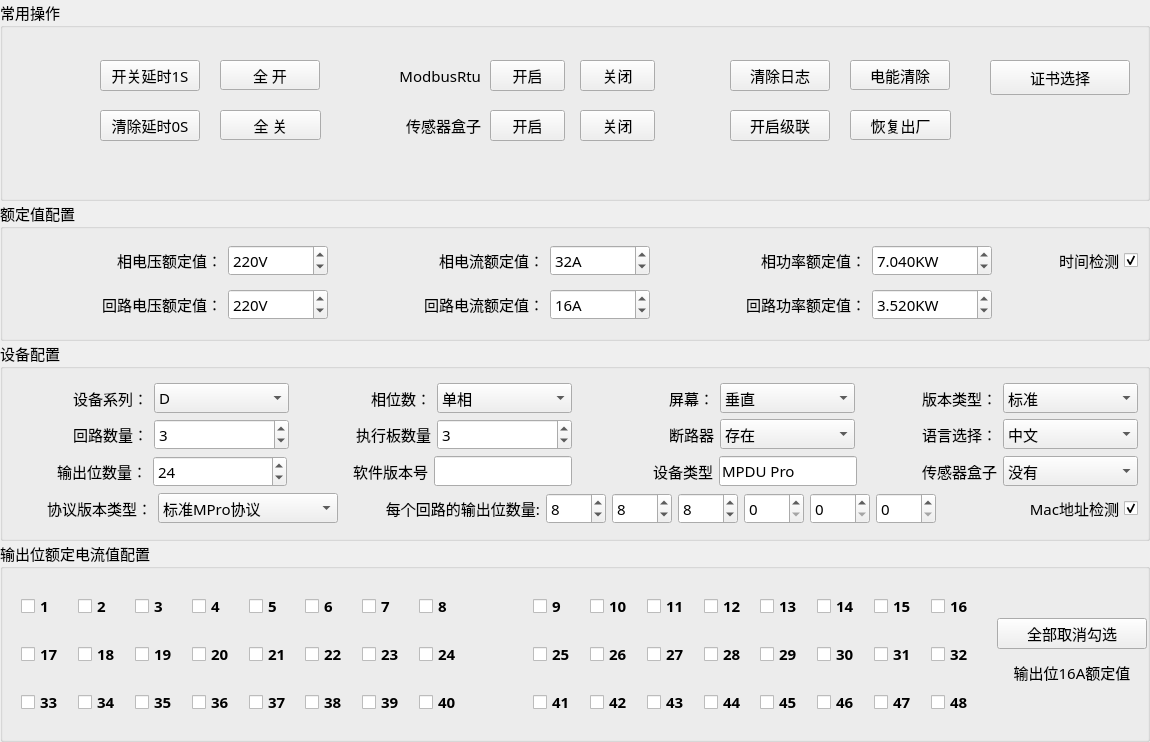
Above: mpro_qc/home/home_devwid.ui from ChinaClever/MPro-Tools before the change. Below: the same form after it.
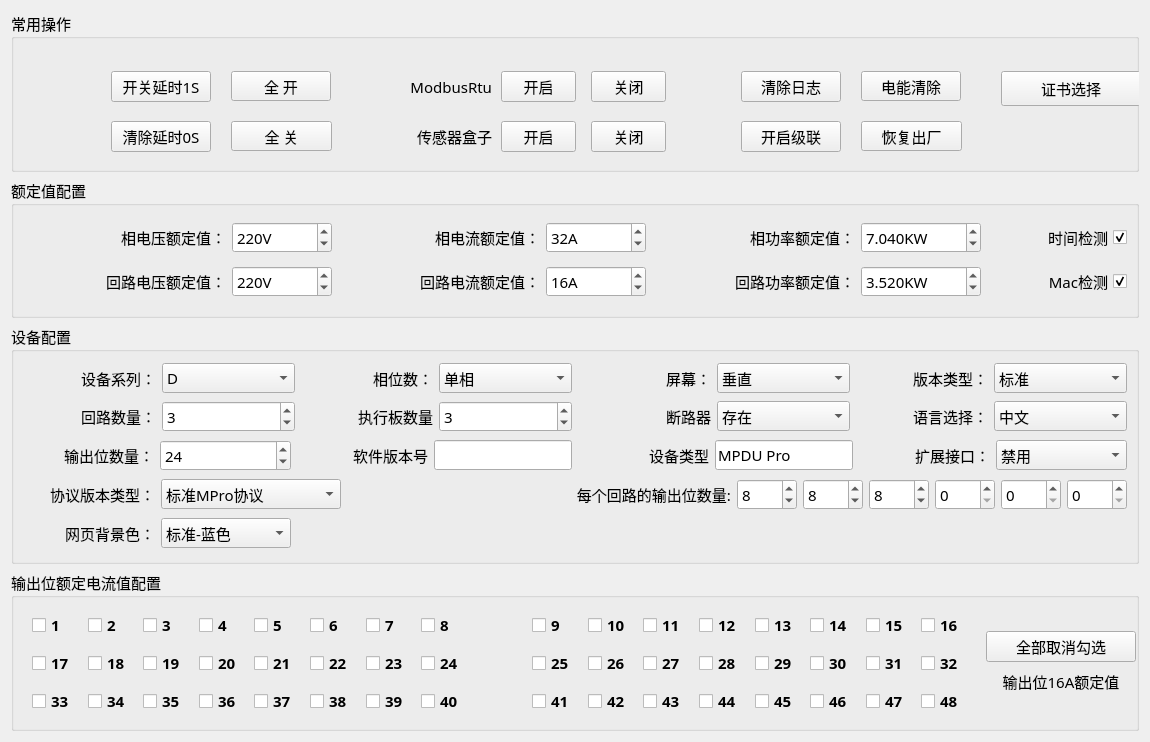
That is the form after the change.

```diff
--- a/mpro_qc/home/home_devwid.ui
+++ b/mpro_qc/home/home_devwid.ui
@@ -20,21 +20,6 @@
    <string>Form</string>
   </property>
   <layout class="QGridLayout" name="gridLayout_6">
-   <property name="leftMargin">
-    <number>0</number>
-   </property>
-   <property name="topMargin">
-    <number>0</number>
-   </property>
-   <property name="rightMargin">
-    <number>0</number>
-   </property>
-   <property name="bottomMargin">
-    <number>0</number>
-   </property>
-   <property name="spacing">
-    <number>0</number>
-   </property>
    <item row="0" column="0">
     <widget class="QGroupBox" name="groupBox_1">
      <property name="title">
@@ -354,25 +339,6 @@
         </property>
        </widget>
       </item>
-      <item row="0" column="6">
-       <widget class="QCheckBox" name="timeCheckBox">
-        <property name="maximumSize">
-         <size>
-          <width>140</width>
-          <height>16777215</height>
-         </size>
-        </property>
-        <property name="layoutDirection">
-         <enum>Qt::RightToLeft</enum>
-        </property>
-        <property name="text">
-         <string>时间检测</string>
-        </property>
-        <property name="checked">
-         <bool>true</bool>
-        </property>
-       </widget>
-      </item>
       <item row="1" column="0">
        <widget class="QLabel" name="label_13">
         <property name="text">
@@ -460,11 +426,52 @@
         </property>
        </widget>
       </item>
+      <item row="1" column="6">
+       <widget class="QCheckBox" name="MacBox">
+        <property name="contextMenuPolicy">
+         <enum>Qt::NoContextMenu</enum>
+        </property>
+        <property name="layoutDirection">
+         <enum>Qt::RightToLeft</enum>
+        </property>
+        <property name="text">
+         <string>Mac检测</string>
+        </property>
+        <property name="checked">
+         <bool>true</bool>
+        </property>
+       </widget>
+      </item>
+      <item row="0" column="6">
+       <widget class="QCheckBox" name="timeCheckBox">
+        <property name="maximumSize">
+         <size>
+          <width>140</width>
+          <height>16777215</height>
+         </size>
+        </property>
+        <property name="layoutDirection">
+         <enum>Qt::RightToLeft</enum>
+        </property>
+        <property name="text">
+         <string>时间检测</string>
+        </property>
+        <property name="checked">
+         <bool>true</bool>
+        </property>
+       </widget>
+      </item>
      </layout>
     </widget>
    </item>
    <item row="2" column="0">
     <widget class="QGroupBox" name="groupBox_3">
+     <property name="minimumSize">
+      <size>
+       <width>0</width>
+       <height>240</height>
+      </size>
+     </property>
      <property name="font">
       <font>
        <family>微软雅黑</family>
@@ -474,8 +481,6 @@
      <property name="title">
       <string>设备配置</string>
      </property>
-     <layout class="QGridLayout" name="gridLayout_7">
-      <item row="0" column="0">
        <layout class="QGridLayout" name="gridLayout_4">
         <item row="0" column="0">
          <layout class="QGridLayout" name="gridLayout">
@@ -571,6 +576,16 @@
               <string>水平</string>
              </property>
             </item>
+          <item>
+           <property name="text">
+            <string>垂直翻转</string>
+           </property>
+          </item>
+          <item>
+           <property name="text">
+            <string>水平翻转</string>
+           </property>
+          </item>
            </widget>
           </item>
           <item row="0" column="4">
@@ -749,7 +764,7 @@
           <item>
            <widget class="QLabel" name="label_19">
             <property name="text">
-             <string>传感器盒子</string>
+           <string>扩展接口：</string>
             </property>
             <property name="alignment">
              <set>Qt::AlignRight|Qt::AlignTrailing|Qt::AlignVCenter</set>
@@ -760,12 +775,17 @@
            <widget class="QComboBox" name="sensorBox">
             <item>
              <property name="text">
-              <string>没有</string>
+            <string>禁用</string>
              </property>
             </item>
             <item>
              <property name="text">
-              <string>存在</string>
+            <string>传感器盒子</string>
+           </property>
+          </item>
+          <item>
+           <property name="text">
+            <string>电子门锁</string>
              </property>
             </item>
            </widget>
@@ -773,12 +793,12 @@
          </layout>
         </item>
         <item row="3" column="0">
-         <layout class="QHBoxLayout" name="horizontalLayout">
+       <layout class="QHBoxLayout" name="horizontalLayout_2">
           <item>
-           <widget class="QLabel" name="label_26">
+         <widget class="QLabel" name="label_28">
             <property name="maximumSize">
              <size>
-              <width>140</width>
+            <width>132</width>
               <height>16777215</height>
              </size>
             </property>
@@ -934,23 +954,78 @@
             </property>
            </widget>
           </item>
-          <item>
-           <widget class="QCheckBox" name="MacBox">
-            <property name="contextMenuPolicy">
-             <enum>Qt::NoContextMenu</enum>
-            </property>
-            <property name="layoutDirection">
-             <enum>Qt::RightToLeft</enum>
-            </property>
-            <property name="text">
-             <string>Mac地址检测</string>
-            </property>
-            <property name="checked">
-             <bool>true</bool>
-            </property>
-           </widget>
-          </item>
-         </layout>
+       </layout>
+      </item>
+      <item row="4" column="0">
+       <layout class="QHBoxLayout" name="horizontalLayout">
+        <item>
+         <widget class="QLabel" name="label_27">
+          <property name="minimumSize">
+           <size>
+            <width>132</width>
+            <height>0</height>
+           </size>
+          </property>
+          <property name="maximumSize">
+           <size>
+            <width>140</width>
+            <height>16777215</height>
+           </size>
+          </property>
+          <property name="text">
+           <string>网页背景色：</string>
+          </property>
+          <property name="alignment">
+           <set>Qt::AlignRight|Qt::AlignTrailing|Qt::AlignVCenter</set>
+          </property>
+         </widget>
+        </item>
+        <item>
+         <widget class="QComboBox" name="colourSpec">
+          <property name="minimumSize">
+           <size>
+            <width>130</width>
+            <height>0</height>
+           </size>
+          </property>
+          <property name="maximumSize">
+           <size>
+            <width>180</width>
+            <height>16777215</height>
+           </size>
+          </property>
+          <property name="currentIndex">
+           <number>0</number>
+          </property>
+          <item>
+           <property name="text">
+            <string>标准-蓝色</string>
+           </property>
+          </item>
+          <item>
+           <property name="text">
+            <string>定制-黑色</string>
+           </property>
+          </item>
+          <item>
+           <property name="text">
+            <string>定制-浅色</string>
+           </property>
+          </item>
+         </widget>
+        </item>
+        <item>
+         <spacer name="horizontalSpacer">
+          <property name="orientation">
+           <enum>Qt::Horizontal</enum>
+          </property>
+          <property name="sizeHint" stdset="0">
+           <size>
+            <width>40</width>
+            <height>20</height>
+           </size>
+          </property>
+         </spacer>
         </item>
        </layout>
       </item>
```
Lines whose indentation alone changed are shown as unchanged.
